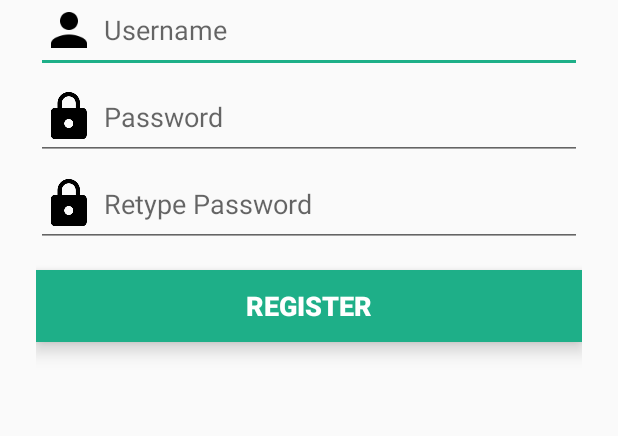
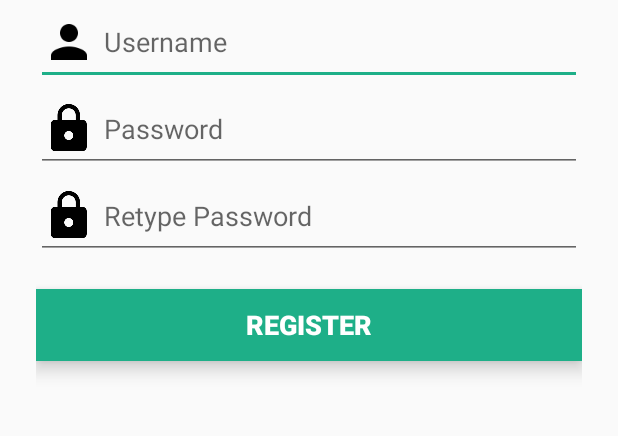
Before and after one commit to johnfrits/capstone-project-landuino, an Android app: the RegisterActivity screen opened directly, with no data from a screen before it, on a phone screen of 412 x 824 dp, the part 433-869 px from its top. Run offline under Robolectric (Android 15) with nearby library versions, the phone set to English and light mode, and no system bars.

Commit message:
somechanges in register xml

```diff
--- a/app/src/main/res/layout-v21/activity_register.xml
+++ b/app/src/main/res/layout-v21/activity_register.xml
@@ -10,7 +10,7 @@
         android:layout_width="match_parent"
         android:layout_height="wrap_content"
         android:orientation="vertical"
-        android:paddingBottom="10dp"
+        android:paddingBottom="15dp"
         android:paddingLeft="24dp"
         android:paddingRight="24dp"
         android:weightSum="1">
@@ -26,7 +26,7 @@
                 android:id="@+id/imageView2"
                 android:layout_width="wrap_content"
                 android:layout_height="326dp"
-                android:layout_marginBottom="-45dp"
+                android:layout_marginBottom="-37dp"
                 app:srcCompat="@drawable/capstonelogo" />
 
         </LinearLayout>
@@ -62,7 +62,7 @@
             android:id="@+id/eTxt_retype_password"
             android:layout_width="match_parent"
             android:layout_height="wrap_content"
-            android:layout_marginBottom="15dp"
+            android:layout_marginBottom="20dp"
             android:drawableLeft="@drawable/ic_lock"
             android:drawablePadding="5dp"
             android:layout_weight="0.20"
```
